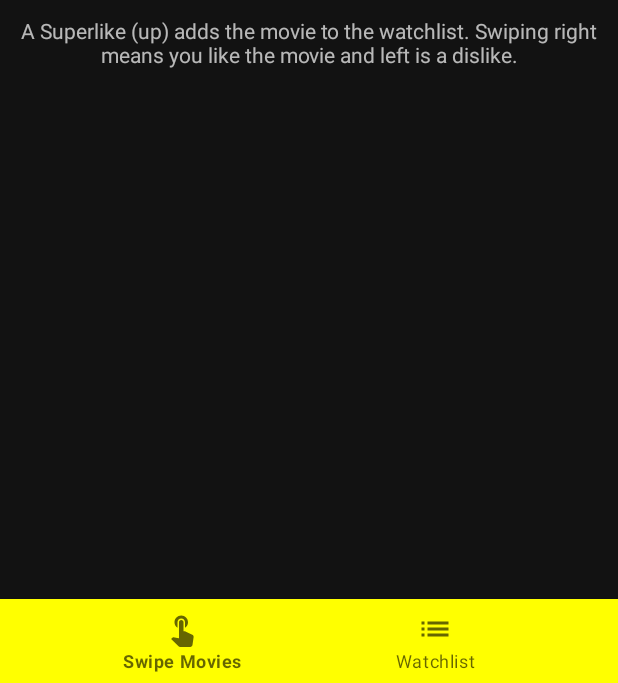
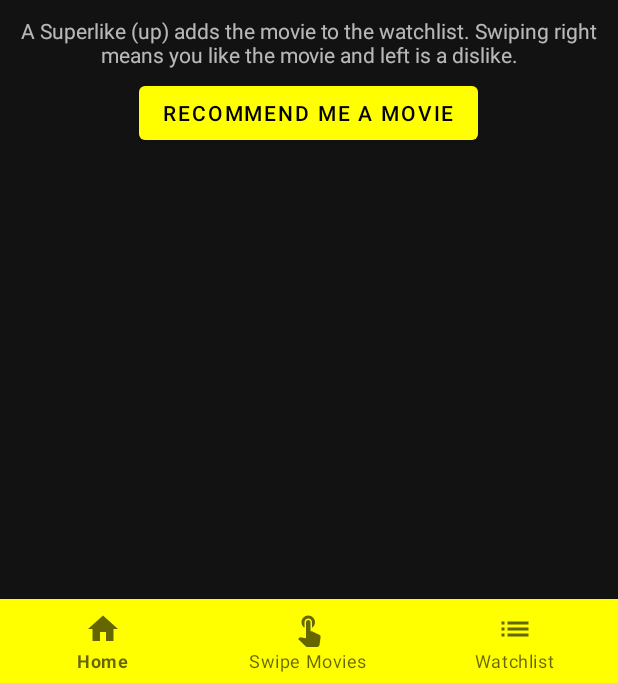
Before and after one commit to moschi/BlockBABOS, an Android app: the screen it shows after launch (MainActivity), on a phone screen of 412 x 824 dp, the part 553-1236 px from its top. Run offline under Robolectric (Android 15) with nearby library versions, the phone set to English and light mode, and no system bars.

Commit message:
Added Home Fragment, and Recommendation Button

```diff
--- a/BlockBABOS/app/src/main/java/com/example/blockbabos/presentation/MainActivity.kt
+++ b/BlockBABOS/app/src/main/java/com/example/blockbabos/presentation/MainActivity.kt
@@ -1,7 +1,6 @@
 package com.example.blockbabos.presentation
 
 import android.os.Bundle
-import android.util.Log
 import android.view.Menu
 import androidx.appcompat.app.AppCompatActivity
 import androidx.fragment.app.Fragment
@@ -14,7 +13,6 @@ import com.example.blockbabos.presentation.fragments.HomeFragment
 import com.example.blockbabos.presentation.fragments.ListFragment
 import com.example.blockbabos.presentation.fragments.VideoFragment
 import com.google.android.material.bottomnavigation.BottomNavigationView
-import kotlinx.android.synthetic.main.fragment_babo_movie_list.*
 
 
 class MainActivity : AppCompatActivity() {
@@ -26,7 +24,7 @@ class MainActivity : AppCompatActivity() {
         super.onCreate(savedInstanceState)
         setContentView(R.layout.activity_main)
         val bottomNavigation: BottomNavigationView = findViewById(R.id.bottom_navigation)
-        bottomNavigation.menu.setGroupCheckable(0, false, true);
+        bottomNavigation.menu.setGroupCheckable(0, false, true)
         val mgr: FragmentManager = supportFragmentManager
         if (savedInstanceState != null) {
             val fragmentStatesValue = savedInstanceState.getString("fragmentState") ?: FragmentStates.HOME_FRAGMENT.name
@@ -44,9 +42,14 @@ class MainActivity : AppCompatActivity() {
         }
 
         bottomNavigation.setOnNavigationItemSelectedListener { item ->
-            bottomNavigation.menu.setGroupCheckable(0, true, true);
+            bottomNavigation.menu.setGroupCheckable(0, true, true)
             when (item.itemId) {
                 R.id.nav_home -> {
+                    fragmentState = FragmentStates.HOME_FRAGMENT
+                    renderHomeFragment(mgr)
+                    true
+                }
+                R.id.nav_swipe -> {
                     fragmentState = FragmentStates.VIDEO_FRAGMENT
                     renderVideoFragment(mgr)
                     true
@@ -95,9 +98,9 @@ class MainActivity : AppCompatActivity() {
     }
 
     fun onSwipe(type: Swipe.SwipeType) {
-        if(this::videoFragment.isInitialized){
+        if (this::videoFragment.isInitialized) {
             videoFragment.onSwipe(type)
-        }else if(this::currentFragment.isInitialized){
+        } else if (this::currentFragment.isInitialized) {
             videoFragment = currentFragment as VideoFragment
             onSwipe(type)
         }
--- a/BlockBABOS/app/src/main/java/com/example/blockbabos/presentation/fragments/HomeFragment.kt
+++ b/BlockBABOS/app/src/main/java/com/example/blockbabos/presentation/fragments/HomeFragment.kt
@@ -5,7 +5,10 @@ import androidx.fragment.app.Fragment
 import android.view.LayoutInflater
 import android.view.View
 import android.view.ViewGroup
+import android.widget.Button
+import android.widget.TextView
 import com.example.blockbabos.R
+import com.example.blockbabos.persistence.BaboMovieRoomDatabase
 import com.google.android.material.appbar.MaterialToolbar
 
 class HomeFragment : Fragment() {
@@ -18,9 +21,24 @@ class HomeFragment : Fragment() {
         inflater: LayoutInflater, container: ViewGroup?,
         savedInstanceState: Bundle?
     ): View? {
-
-        val toolbar = activity?.findViewById<MaterialToolbar>(R.id.toolbar)
+        val activity = requireNotNull(activity)
+        val toolbar = activity.findViewById<MaterialToolbar>(R.id.toolbar)
         toolbar?.title = getString(R.string.welcome_title)
         return inflater.inflate(R.layout.fragment_home, container, false)
     }
+
+    override fun onViewCreated(view: View, savedInstanceState: Bundle?) {
+        val activity = requireNotNull(activity)
+        val recommendMeButton: Button = activity.findViewById(R.id.recommend_me_button)
+        val recommendationTextField: TextView = activity.findViewById(R.id.recommendation_text)
+        recommendMeButton.setOnClickListener {
+            val application = requireNotNull(this.activity).application
+            val watchList =
+                BaboMovieRoomDatabase.getDatabase(application).baboMovieDao().getSuperlikedAsList()
+            val watchListCount = watchList.size
+            val randomIndex = (Math.random() * watchListCount).toInt()
+            val randomMovie = watchList[randomIndex]
+            recommendationTextField.text = randomMovie.title
+        }
+    }
 }
--- /dev/null
+++ b/BlockBABOS/app/src/main/res/drawable/ic_baseline_home_24.xml
@@ -0,0 +1,10 @@
+<vector xmlns:android="http://schemas.android.com/apk/res/android"
+    android:width="24dp"
+    android:height="24dp"
+    android:viewportWidth="24"
+    android:viewportHeight="24"
+    android:tint="?attr/colorControlNormal">
+  <path
+      android:fillColor="@android:color/white"
+      android:pathData="M10,20v-6h4v6h5v-8h3L12,3 2,12h3v8z"/>
+</vector>
--- a/BlockBABOS/app/src/main/res/layout/fragment_home.xml
+++ b/BlockBABOS/app/src/main/res/layout/fragment_home.xml
@@ -26,5 +26,23 @@
             android:gravity="center"
             android:layout_margin="5dp"
             android:text="@string/welcome_text_part2"/>
+        <RelativeLayout
+            android:layout_width="match_parent"
+            android:layout_height="wrap_content">
+            <Button
+                android:id="@+id/recommend_me_button"
+                android:gravity="center_horizontal|center_vertical"
+                android:layout_centerInParent="true"
+                android:layout_width="wrap_content"
+                android:layout_height="wrap_content"
+                android:text="@string/recommend_me_button"/>
+        </RelativeLayout>
+        <TextView
+            android:id="@+id/recommendation_text"
+            android:layout_width="match_parent"
+            android:layout_height="wrap_content"
+            android:gravity="center"
+            android:layout_margin="5dp"
+            android:text="" />
     </LinearLayout>
 </ScrollView>
--- a/BlockBABOS/app/src/main/res/menu/bottom_navigation_menu.xml
+++ b/BlockBABOS/app/src/main/res/menu/bottom_navigation_menu.xml
@@ -2,6 +2,12 @@
 <menu xmlns:android="http://schemas.android.com/apk/res/android">
     <item
         android:id="@+id/nav_home"
+        android:enabled="true"
+        android:checked="false"
+        android:icon="@drawable/ic_baseline_home_24"
+        android:title="@string/home"/>
+    <item
+        android:id="@+id/nav_swipe"
         android:enabled="true"
         android:checked="false"
         android:icon="@drawable/ic_baseline_touch_app_24"
--- a/BlockBABOS/app/src/main/res/values/strings.xml
+++ b/BlockBABOS/app/src/main/res/values/strings.xml
@@ -26,6 +26,9 @@
         A Superlike (up) adds the movie to the watchlist.
         Swiping right means you like the movie and left is a dislike.
     </string>
+    <string name="recommend_me_button">
+       Recommend me a movie
+    </string>
     <string name="watchlist">Watchlist</string>
 
     <string-array name="category_array">
```
